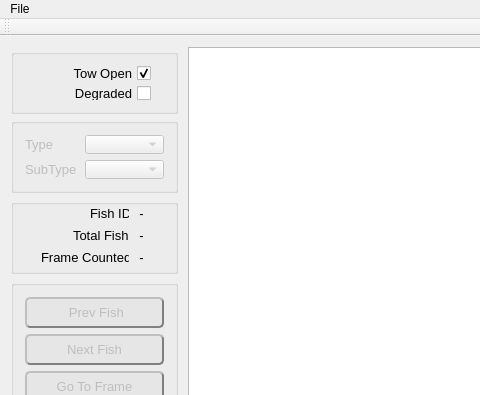
Before: the Qt Designer form src/video_annotator/mainwindow.ui in cvisionai/Tator-Native, drawn with Qt 5; both pictures show x 0 to 480 and y 0 to 395 of the 1035 by 688 pixel window.
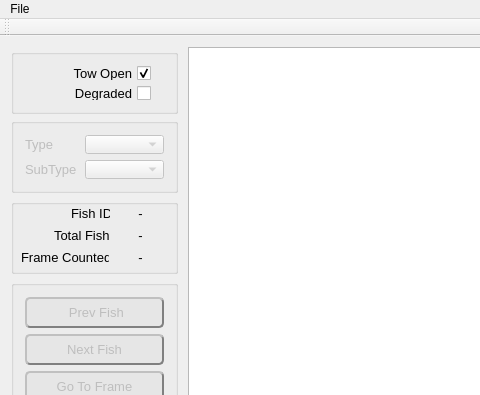
After: the same form once the commit is applied.

Commit message: This closes #18, closes #17

```diff
--- a/src/video_annotator/mainwindow.ui
+++ b/src/video_annotator/mainwindow.ui
@@ -303,7 +303,7 @@
           <widget class="QLabel" name="frameCountedLabel">
            <property name="geometry">
             <rect>
-             <x>30</x>
+             <x>10</x>
              <y>50</y>
              <width>88</width>
              <height>16</height>
@@ -329,9 +329,9 @@
           <widget class="QLabel" name="totalFishVal">
            <property name="geometry">
             <rect>
-             <x>128</x>
+             <x>110</x>
              <y>28</y>
-             <width>5</width>
+             <width>39</width>
              <height>16</height>
             </rect>
            </property>
@@ -341,6 +341,12 @@
              <verstretch>0</verstretch>
             </sizepolicy>
            </property>
+           <property name="minimumSize">
+            <size>
+             <width>39</width>
+             <height>16</height>
+            </size>
+           </property>
            <property name="font">
             <font>
              <pointsize>10</pointsize>
@@ -358,7 +364,7 @@
           <widget class="QLabel" name="fishNumLabel">
            <property name="geometry">
             <rect>
-             <x>79</x>
+             <x>60</x>
              <y>6</y>
              <width>39</width>
              <height>16</height>
@@ -384,9 +390,9 @@
           <widget class="QLabel" name="fishNumVal">
            <property name="geometry">
             <rect>
-             <x>128</x>
+             <x>110</x>
              <y>6</y>
-             <width>5</width>
+             <width>39</width>
              <height>16</height>
             </rect>
            </property>
@@ -396,6 +402,12 @@
              <verstretch>0</verstretch>
             </sizepolicy>
            </property>
+           <property name="minimumSize">
+            <size>
+             <width>39</width>
+             <height>16</height>
+            </size>
+           </property>
            <property name="font">
             <font>
              <pointsize>10</pointsize>
@@ -413,7 +425,7 @@
           <widget class="QLabel" name="totalFishLabel">
            <property name="geometry">
             <rect>
-             <x>62</x>
+             <x>43</x>
              <y>28</y>
              <width>56</width>
              <height>16</height>
@@ -439,9 +451,9 @@
           <widget class="QLabel" name="frameCountedVal">
            <property name="geometry">
             <rect>
-             <x>128</x>
+             <x>110</x>
              <y>50</y>
-             <width>5</width>
+             <width>39</width>
              <height>16</height>
             </rect>
            </property>
@@ -451,6 +463,12 @@
              <verstretch>0</verstretch>
             </sizepolicy>
            </property>
+           <property name="minimumSize">
+            <size>
+             <width>39</width>
+             <height>16</height>
+            </size>
+           </property>
            <property name="font">
             <font>
              <pointsize>10</pointsize>
```
Left out of the diff: 42 changed lines with no effect on the pictures.
